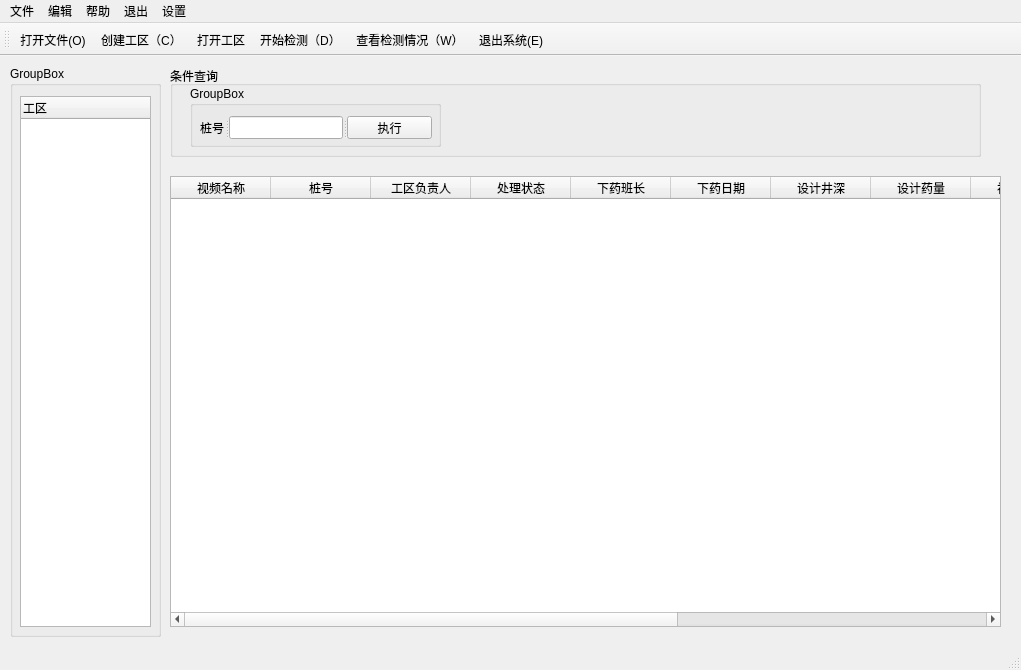
Above: mainwindow.ui from chenmengangzhiicanfly/RockProbeMaster before the change. Below: the same form after it.
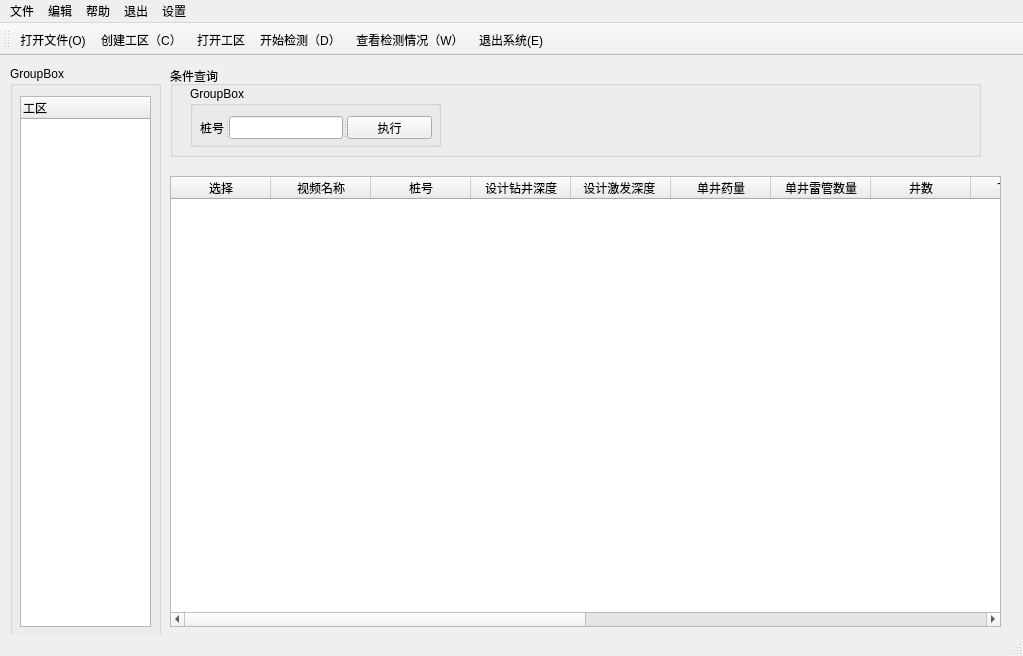
That is the form after the change. Icons and pictures are not drawn.

Commit message: 日期：2.26 23：35

```diff
--- a/mainwindow.ui
+++ b/mainwindow.ui
@@ -6,8 +6,8 @@
    <rect>
     <x>0</x>
     <y>0</y>
-    <width>1021</width>
-    <height>670</height>
+    <width>1023</width>
+    <height>656</height>
    </rect>
   </property>
   <property name="windowTitle">
@@ -594,6 +594,11 @@
         <height>451</height>
        </rect>
       </property>
+      <column>
+       <property name="text">
+        <string>选择</string>
+       </property>
+      </column>
       <column>
        <property name="text">
         <string>视频名称</string>
@@ -606,17 +611,47 @@
       </column>
       <column>
        <property name="text">
-        <string>工区负责人</string>
+        <string>设计钻井深度</string>
        </property>
       </column>
       <column>
        <property name="text">
-        <string>处理状态</string>
+        <string>设计激发深度 </string>
        </property>
       </column>
       <column>
        <property name="text">
-        <string>下药班长</string>
+        <string>单井药量</string>
+       </property>
+      </column>
+      <column>
+       <property name="text">
+        <string>单井雷管数量</string>
+       </property>
+      </column>
+      <column>
+       <property name="text">
+        <string>井数</string>
+       </property>
+      </column>
+      <column>
+       <property name="text">
+        <string>下药深度</string>
+       </property>
+      </column>
+      <column>
+       <property name="text">
+        <string>差值</string>
+       </property>
+      </column>
+      <column>
+       <property name="text">
+        <string>井监</string>
+       </property>
+      </column>
+      <column>
+       <property name="text">
+        <string>检查人</string>
        </property>
       </column>
       <column>
@@ -626,37 +661,17 @@
       </column>
       <column>
        <property name="text">
-        <string>设计井深</string>
+        <string>检查日期</string>
        </property>
       </column>
       <column>
        <property name="text">
-        <string>设计药量</string>
+        <string>钻井结果</string>
        </property>
       </column>
       <column>
        <property name="text">
-        <string>视频评价</string>
-       </property>
-      </column>
-      <column>
-       <property name="text">
-        <string>是否复核</string>
-       </property>
-      </column>
-      <column>
-       <property name="text">
-        <string>测量井深</string>
-       </property>
-      </column>
-      <column>
-       <property name="text">
-        <string>已下药量</string>
-       </property>
-      </column>
-      <column>
-       <property name="text">
-        <string>识别结果</string>
+        <string>备注</string>
        </property>
       </column>
      </widget>
@@ -746,7 +761,7 @@
     <rect>
      <x>0</x>
      <y>0</y>
-     <width>1021</width>
+     <width>1023</width>
      <height>21</height>
     </rect>
    </property>
```
The commit also changes 10 other files.
